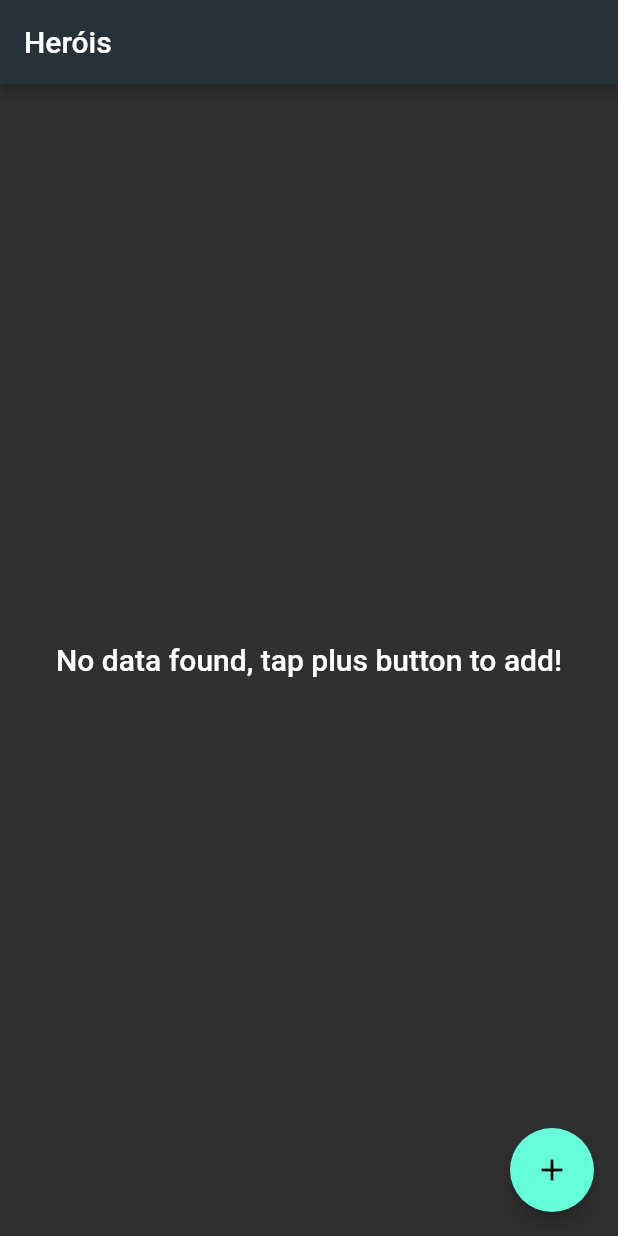
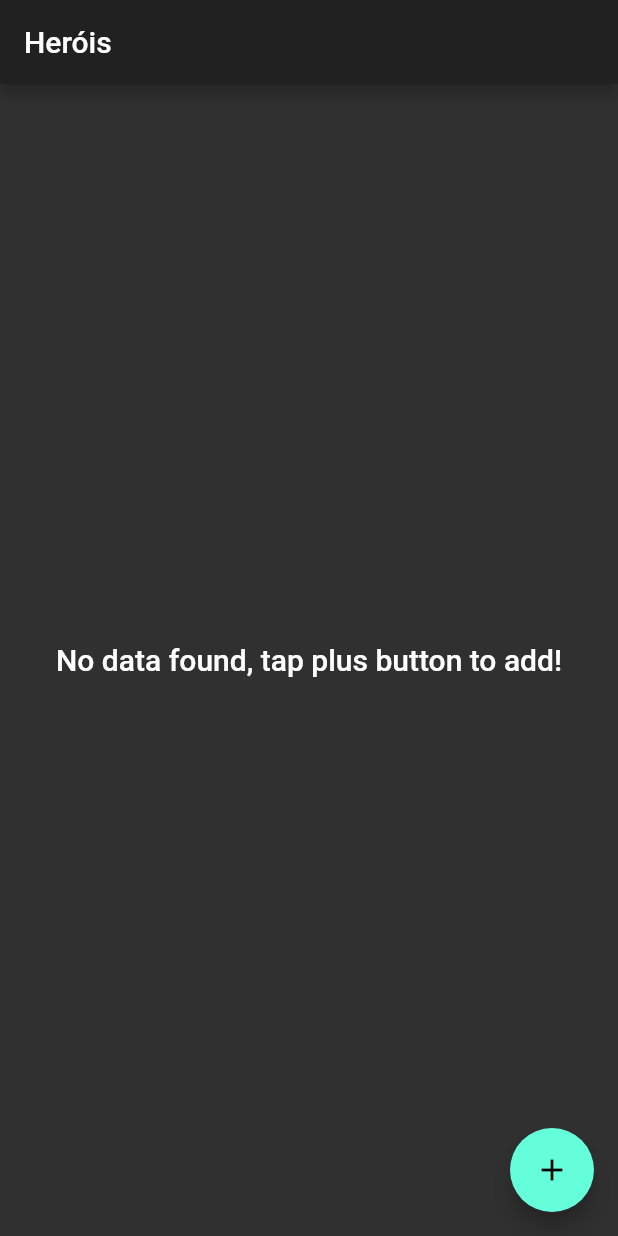
Before and after one commit to rlhorochovec/app_heroi, a Flutter app: the screen it shows after launch, on a phone screen of 412 x 824 dp. Run offline on Flutter 3.47's test engine with Material 2 defaults, Android fonts, the phone set to English and light mode, and no system bars; network calls fail.

Commit message:
Ajuste no tema

```diff
--- a/lib/main.dart
+++ b/lib/main.dart
@@ -12,8 +12,7 @@ class MyApp extends StatelessWidget {
     return MaterialApp(
       title: 'Super Heróis',
       theme: ThemeData(
-        primaryColor: Colors.blueGrey.shade900,
-        primarySwatch: Colors.blueGrey,
+        visualDensity: VisualDensity.adaptivePlatformDensity,
         brightness: Brightness.dark,
       ),
       home: HeroiPage(),
```
